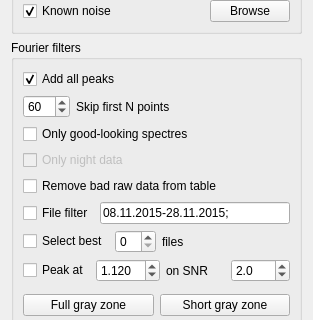
Old version of the form src/analytics.ui in the repository vtyulb/BSA-Analytics; both pictures show x 0 to 313 and y 541 to 861 of the 313 by 1540 pixel window.
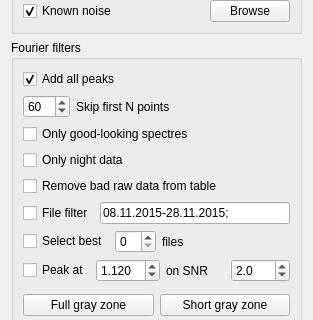
New version of the form.

Commit message: night data only

Patch:
```diff
--- a/src/analytics.ui
+++ b/src/analytics.ui
@@ -474,7 +474,7 @@
       <item>
        <widget class="QCheckBox" name="fourierOnlyNightData">
         <property name="enabled">
-         <bool>false</bool>
+         <bool>true</bool>
         </property>
         <property name="text">
          <string>Only night data</string>
```
The commit also changes 2 other files.
